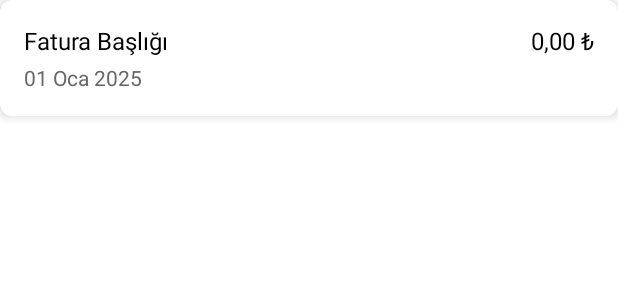
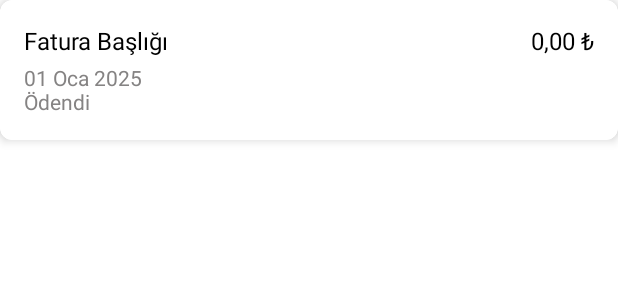
Before and after one commit to darakcilar/FaturaTakip, an Android app: the layout invoice_item.xml on its own in the app's theme, with its tools: preview values and no code run, on a phone screen of 412 x 824 dp. Shown: the top 300 px of the screen. Run offline under Robolectric (Android 15) with nearby library versions, the phone set to English and light mode, and no system bars.

Commit message:
layout updates

```diff
--- a/app/src/main/res/layout/activity_main.xml
+++ b/app/src/main/res/layout/activity_main.xml
@@ -12,7 +12,7 @@
         style="@style/Widget.MaterialComponents.Toolbar.Primary"
         android:layout_width="0dp"
         android:layout_height="?attr/actionBarSize"
-        android:background="?attr/colorPrimary"
+        android:background="@color/colorSecondary"
         app:title="Faturalar"
         app:titleTextColor="@color/colorOnPrimary"
         app:layout_constraintTop_toTopOf="parent"
@@ -56,5 +56,4 @@
         app:layout_constraintBottom_toBottomOf="parent"
         app:layout_constraintEnd_toEndOf="parent"
         android:layout_margin="16dp"/>
-
 </androidx.constraintlayout.widget.ConstraintLayout>
--- a/app/src/main/res/layout/invoice_item.xml
+++ b/app/src/main/res/layout/invoice_item.xml
@@ -20,37 +20,50 @@
         android:padding="16dp">
 
         <TextView
+            android:id="@+id/Durum"
+            android:layout_width="0dp"
+            android:layout_height="wrap_content"
+            android:layout_marginTop="20dp"
+            android:text="Ödendi"
+            android:textColor="@color/gray_light"
+            android:textSize="14sp"
+            app:layout_constraintEnd_toEndOf="parent"
+            app:layout_constraintHorizontal_bias="0.0"
+            app:layout_constraintStart_toStartOf="parent"
+            app:layout_constraintTop_toBottomOf="@+id/tvTitle" />
+
+        <TextView
             android:id="@+id/tvTitle"
             android:layout_width="0dp"
             android:layout_height="wrap_content"
             android:text="Fatura Başlığı"
+            android:textColor="@android:color/black"
             android:textSize="16sp"
-            android:textColor="@android:color/black"
+            app:layout_constraintEnd_toStartOf="@+id/tvAmount"
             app:layout_constraintStart_toStartOf="parent"
-            app:layout_constraintTop_toTopOf="parent"
-            app:layout_constraintEnd_toStartOf="@+id/tvAmount"/>
+            app:layout_constraintTop_toTopOf="parent" />
 
         <TextView
             android:id="@+id/tvAmount"
             android:layout_width="wrap_content"
             android:layout_height="wrap_content"
             android:text="0,00 ₺"
+            android:textColor="@android:color/black"
             android:textSize="16sp"
-            android:textColor="@android:color/black"
-            app:layout_constraintEnd_toEndOf="parent"
-            app:layout_constraintBaseline_toBaselineOf="@+id/tvTitle"/>
+            app:layout_constraintBaseline_toBaselineOf="@+id/tvTitle"
+            app:layout_constraintEnd_toEndOf="parent" />
 
         <TextView
             android:id="@+id/tvDueDate"
             android:layout_width="0dp"
             android:layout_height="wrap_content"
+            android:layout_marginTop="4dp"
             android:text="01 Oca 2025"
+            android:textColor="@color/gray_light"
             android:textSize="14sp"
-            android:textColor="#666666"
-            app:layout_constraintTop_toBottomOf="@+id/tvTitle"
+            app:layout_constraintEnd_toEndOf="parent"
             app:layout_constraintStart_toStartOf="parent"
-            app:layout_constraintEnd_toEndOf="parent"
-            android:layout_marginTop="4dp"/>
+            app:layout_constraintTop_toBottomOf="@+id/tvTitle" />
 
         <!-- Yeni eklenen kategori alanı -->
 
--- a/app/src/main/res/layout/item_account.xml
+++ b/app/src/main/res/layout/item_account.xml
@@ -8,7 +8,7 @@
     app:cardCornerRadius="8dp"
     app:cardElevation="2dp"
     app:cardBackgroundColor="@color/colorSurface"
-    app:strokeColor="?attr/colorPrimary"
+    app:strokeColor="@color/colorSecondary"
     app:strokeWidth="1dp">
 
     <LinearLayout
--- a/app/src/main/res/layout/item_category_header.xml
+++ b/app/src/main/res/layout/item_category_header.xml
@@ -6,7 +6,7 @@
     android:layout_height="wrap_content"
     android:padding="12dp"
     android:background="@drawable/bg_category_header"
-    android:textColor="?attr/colorOnSecondary"
+    android:textColor="@color/colorOnPrimary"
     android:textAppearance="@style/TextAppearance.MaterialComponents.Subtitle1"
     android:fontFamily="sans-serif-medium"
     android:includeFontPadding="false"
--- a/app/src/main/res/layout/register_activity.xml
+++ b/app/src/main/res/layout/register_activity.xml
@@ -17,7 +17,7 @@
             android:layout_width="match_parent"
             android:layout_height="wrap_content"
             android:hint="Yeni Kullanıcı Adı"
-            app:boxStrokeColor="@color/colorPrimary"
+            app:boxStrokeColor="@color/colorSecondary"
             app:hintTextColor="@color/colorOnSurface">
 
             <com.google.android.material.textfield.TextInputEditText
@@ -34,7 +34,7 @@
             android:layout_height="wrap_content"
             android:layout_marginTop="12dp"
             android:hint="Şifre"
-            app:boxStrokeColor="@color/colorPrimary"
+            app:boxStrokeColor="@color/colorSecondary"
             app:hintTextColor="@color/colorOnSurface">
 
             <com.google.android.material.textfield.TextInputEditText
@@ -52,7 +52,7 @@
             android:layout_height="wrap_content"
             android:layout_marginTop="12dp"
             android:hint="Şifre (Tekrar)"
-            app:boxStrokeColor="@color/colorPrimary"
+            app:boxStrokeColor="@color/colorSecondary"
             app:hintTextColor="@color/colorOnSurface">
 
             <com.google.android.material.textfield.TextInputEditText
--- a/app/src/main/res/values/colors.xml
+++ b/app/src/main/res/values/colors.xml
@@ -9,13 +9,13 @@
     <color name="bg_paid_white">#FFFFFFFF</color>
 
 
-
-    <color name="colorPrimary">#6200EE</color>
+    <color name="colorPrimary">#1E883E</color>
     <color name="colorPrimaryDark">#3700B3</color>
-    <color name="colorSecondary">#03DAC5</color>
+    <color name="colorSecondary">#028090</color>
     <color name="colorBackground">#F5F5F5</color>
     <color name="colorSurface">#FFFFFF</color>
     <color name="colorOnPrimary">#FFFFFF</color>
     <color name="colorOnSecondary">#000000</color>
     <color name="colorOnSurface">#000000</color>
+
 </resources>
--- a/app/src/main/res/values/themes.xml
+++ b/app/src/main/res/values/themes.xml
@@ -12,7 +12,7 @@
     <style name="Widget.MyApp.Button" parent="Widget.MaterialComponents.Button">
         <item name="cornerRadius">16dp</item>
         <item name="backgroundTint">@color/colorSecondary</item>
-        <item name="android:textColor">@color/colorOnSecondary</item>
+        <item name="android:textColor">@color/colorOnPrimary</item>
         <item name="android:insetLeft">16dp</item>
         <item name="android:insetRight">16dp</item>
     </style>
@@ -20,7 +20,7 @@
     <!-- Özel FAB -->
     <style name="Widget.MyApp.FAB" parent="Widget.MaterialComponents.FloatingActionButton">
         <item name="cornerSize">16dp</item>
-        <item name="backgroundTint">@color/colorPrimary</item>
+        <item name="backgroundTint">@color/colorSecondary</item>
         <item name="rippleColor">?attr/colorOnPrimary</item>
     </style>
 </resources>
```
Also changed, not shown: app/src/main/java/com/furkandarakcilar/myapplication/ui/AddInvoiceDialog.kt (+9 -1 lines), app/src/main/java/com/furkandarakcilar/myapplication/ui/MainActivity.kt (+14 -3 lines), app/src/main/res/drawable/ic_add.xml (+4 -4 lines), app/src/main/res/layout/dialog_add_invoice.xml (+8 -7 lines), app/src/main/res/layout/login_activity.xml (+4 -4 lines).
